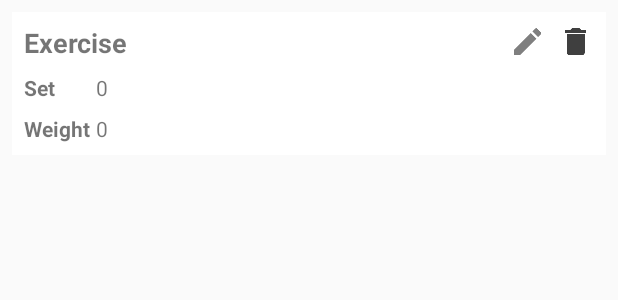
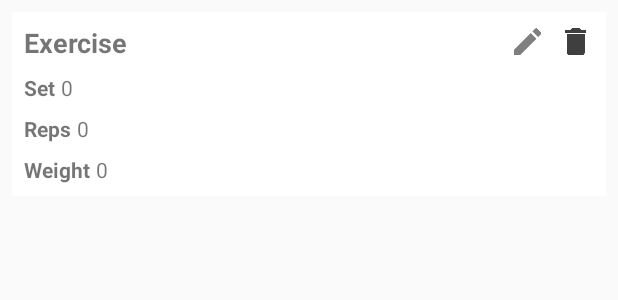
Before and after one commit to jhongpananon/fitness_tracker_app, an Android app: the layout exercise_item.xml on its own in the app's theme, with its tools: preview values and no code run, on a phone screen of 412 x 824 dp. Shown: the top 300 px of the screen. Run offline under Robolectric (Android 15) with nearby library versions, the phone set to English and light mode, and no system bars.

Commit message:
a bunch of fixes. it actually seems decent now. i might use this app for myself in the future...

```diff
--- a/NutritionTracker/app/src/main/java/com/jhongpananon/sqlite_project/Features/CreateAddress/Exercise.java
+++ b/NutritionTracker/app/src/main/java/com/jhongpananon/sqlite_project/Features/CreateAddress/Exercise.java
@@ -9,6 +9,7 @@ public class Exercise implements Serializable {
     private long date;
     private long set;
     private double weight;
+    private long reps;
 
     public Exercise(int id, String name, long registrationNumber, long date, long set, double weight) {
         this.id = id;
@@ -51,4 +52,5 @@ public class Exercise implements Serializable {
 
     public double getWeight() { return weight; }
     public void setWeight(long set) { this.weight = weight; }
+
 }
--- a/NutritionTracker/app/src/main/java/com/jhongpananon/sqlite_project/Features/CreateAddress/SessionCreateDialogFragment.java
+++ b/NutritionTracker/app/src/main/java/com/jhongpananon/sqlite_project/Features/CreateAddress/SessionCreateDialogFragment.java
@@ -93,6 +93,7 @@ public class SessionCreateDialogFragment extends DialogFragment {
                     if(nameString.equals(exerciseList.get(i).getName()) && (exerciseList.get(i).getDate() == date))
                     {
                         uniqueEntry = false;
+                        getDialog().dismiss();
                         Intent intent = new Intent(view.getContext(), ExerciseListActivity.class);
                         intent.putExtra("exercise_name", exerciseList.get(i).getName());
                         intent.putExtra("exercise_date", exerciseList.get(i).getDate());
--- a/NutritionTracker/app/src/main/java/com/jhongpananon/sqlite_project/Features/ShowAddressList/ExerciseListActivity.java
+++ b/NutritionTracker/app/src/main/java/com/jhongpananon/sqlite_project/Features/ShowAddressList/ExerciseListActivity.java
@@ -226,8 +226,8 @@ public class ExerciseListActivity extends AppCompatActivity implements ExerciseC
 
     @Override
     public void onExerciseCreated(Exercise exercise) {
-        exerciseList.add(exercise);
-        exerciseListRecyclerViewAdapter.notifyItemInserted(exerciseList.size());
+        filteredExerciseList.add(exercise);
+//        exerciseListRecyclerViewAdapter.notifyItemInserted(exerciseList.size());
         exerciseListRecyclerViewAdapter.notifyDataSetChanged();
         viewVisibility();
         Logger.d(exercise.getName());
--- a/NutritionTracker/app/src/main/java/com/jhongpananon/sqlite_project/Features/ShowAddressList/ExerciseListRecyclerViewAdapter.java
+++ b/NutritionTracker/app/src/main/java/com/jhongpananon/sqlite_project/Features/ShowAddressList/ExerciseListRecyclerViewAdapter.java
@@ -5,6 +5,7 @@ import android.content.DialogInterface;
 import android.content.Intent;
 import android.support.v7.app.AlertDialog;
 import android.support.v7.widget.RecyclerView;
+import android.util.Log;
 import android.view.LayoutInflater;
 import android.view.View;
 import android.view.ViewGroup;
@@ -50,6 +51,8 @@ public class ExerciseListRecyclerViewAdapter extends RecyclerView.Adapter<Exerci
 //        holder.registrationNumTextView.setText(String.valueOf(exercise.getRegistrationNumber()));
         holder.weightTextView.setText(String.valueOf(exercise.getWeight()));
         holder.setTextView.setText(String.valueOf(exercise.getSet()));
+        holder.repsTextView.setText((String.valueOf(exercise.getRegistrationNumber())));
+        Log.i("repsTextView", Long.toString(exercise.getRegistrationNumber()));
 
         holder.itemView.setOnClickListener(new View.OnClickListener() {
             @Override
@@ -94,7 +97,7 @@ public class ExerciseListRecyclerViewAdapter extends RecyclerView.Adapter<Exerci
                         notifyDataSetChanged();
                     }
                 });
-                addressUpdateDialogFragment.show(((SessionListActivity) context).getSupportFragmentManager(), Config.UPDATE_ADDRESS);
+                addressUpdateDialogFragment.show(((ExerciseListActivity) context).getSupportFragmentManager(), Config.UPDATE_ADDRESS);
             }
         });
     }
--- a/NutritionTracker/app/src/main/java/com/jhongpananon/sqlite_project/Features/ShowAddressList/ExerciseViewHolder.java
+++ b/NutritionTracker/app/src/main/java/com/jhongpananon/sqlite_project/Features/ShowAddressList/ExerciseViewHolder.java
@@ -11,7 +11,7 @@ public class ExerciseViewHolder extends RecyclerView.ViewHolder {
 
     TextView nameTextView;
     TextView weightTextView;
-    TextView registrationDate;
+    TextView repsTextView;
     TextView setTextView;
     ImageView crossButtonImageView;
     ImageView editButtonImageView;
@@ -22,7 +22,7 @@ public class ExerciseViewHolder extends RecyclerView.ViewHolder {
         nameTextView = itemView.findViewById(R.id.exerciseTextView);
         weightTextView = itemView.findViewById(R.id.weightTextView);
         setTextView = itemView.findViewById(R.id.setTextView);
-        registrationDate = itemView.findViewById(R.id.registrationDate);
+        repsTextView = itemView.findViewById(R.id.repsTextView);
         crossButtonImageView = itemView.findViewById(R.id.crossImageView);
         editButtonImageView = itemView.findViewById(R.id.editImageView);
     }
--- a/NutritionTracker/app/src/main/java/com/jhongpananon/sqlite_project/Features/ShowAddressList/SessionListActivity.java
+++ b/NutritionTracker/app/src/main/java/com/jhongpananon/sqlite_project/Features/ShowAddressList/SessionListActivity.java
@@ -65,7 +65,8 @@ public class SessionListActivity extends AppCompatActivity implements SessionCre
         Toolbar toolbar = (Toolbar) findViewById(R.id.toolbar);
         setSupportActionBar(toolbar);
         Logger.addLogAdapter(new AndroidLogAdapter());
-        this.setTitle("Workout".toUpperCase());
+
+        this.setTitle("Workout on " + Long.toString(date));
 
         addressListEmptyTextView = (TextView) findViewById(R.id.emptyAddressListTextView);
         recyclerView = (RecyclerView) findViewById(R.id.addressRecyclerView);
@@ -221,7 +222,7 @@ public class SessionListActivity extends AppCompatActivity implements SessionCre
 
     @Override
     public void onSessionCreated(Exercise exercise) {
-        exerciseList.add(exercise);
+        filteredExerciseList.add(exercise);
         sessionListRecyclerViewAdapter.notifyDataSetChanged();
         viewVisibility();
         Logger.d(exercise.getName());
--- a/NutritionTracker/app/src/main/java/com/jhongpananon/sqlite_project/Features/ShowAddressList/WorkoutListActivity.java
+++ b/NutritionTracker/app/src/main/java/com/jhongpananon/sqlite_project/Features/ShowAddressList/WorkoutListActivity.java
@@ -236,8 +236,9 @@ public class WorkoutListActivity extends AppCompatActivity implements WorkoutCre
 
     @Override
     public void onWorkoutCreated(Exercise exercise) {
-        exerciseList.add(exercise);
-        WorkoutListRecyclerViewAdapter.notifyDataSetChanged();
+        filteredExerciseList.add(exercise);
+        Collections.sort(filteredExerciseList, new displayGraph.CustomComparator());
+        WorkoutListRecyclerViewAdapter.updateList();
         viewVisibility();
         Logger.d(exercise.getName());
     }
--- a/NutritionTracker/app/src/main/java/com/jhongpananon/sqlite_project/Features/ShowAddressList/WorkoutListRecyclerViewAdapter.java
+++ b/NutritionTracker/app/src/main/java/com/jhongpananon/sqlite_project/Features/ShowAddressList/WorkoutListRecyclerViewAdapter.java
@@ -96,4 +96,9 @@ public class WorkoutListRecyclerViewAdapter extends RecyclerView.Adapter<Workout
     public int getItemCount() {
         return exerciseList.size();
     }
+
+    public void updateList()
+    {
+        this.notifyDataSetChanged();
+    }
 }
--- a/NutritionTracker/app/src/main/java/com/jhongpananon/sqlite_project/Features/UpdateAddressInfo/AddressUpdateDialogFragment.java
+++ b/NutritionTracker/app/src/main/java/com/jhongpananon/sqlite_project/Features/UpdateAddressInfo/AddressUpdateDialogFragment.java
@@ -27,6 +27,7 @@ public class AddressUpdateDialogFragment extends DialogFragment {
     private EditText registrationEditText;
     private EditText dateEditText;
     private EditText setEditText;
+    private EditText weightEditText;
     private Button updateButton;
     private Button cancelButton;
 
@@ -34,6 +35,7 @@ public class AddressUpdateDialogFragment extends DialogFragment {
     private long registrationNumber = -1;
     private long date = -1;
     private long set = -1;
+    private long weight = -1;
     private String phoneString = "";
     private String emailString = "";
 
@@ -71,6 +73,7 @@ public class AddressUpdateDialogFragment extends DialogFragment {
         dateEditText = view.findViewById(R.id.workoutDateEditText);
         updateButton = view.findViewById(R.id.updateAddressInfoButton);
         cancelButton = view.findViewById(R.id.cancelButton);
+        weightEditText = view.findViewById((R.id.weightEditText));
 
         String title = getArguments().getString(Config.TITLE);
         getDialog().setTitle(title);
@@ -81,6 +84,7 @@ public class AddressUpdateDialogFragment extends DialogFragment {
             nameEditText.setText(mExercise.getName());
             registrationEditText.setText(String.valueOf(mExercise.getRegistrationNumber()));
             dateEditText.setText(String.valueOf(mExercise.getDate()));
+            weightEditText.setText(String.valueOf(mExercise.getWeight()));
 
             updateButton.setOnClickListener(new View.OnClickListener() {
                 @Override
@@ -93,11 +97,13 @@ public class AddressUpdateDialogFragment extends DialogFragment {
                         registrationNumber = Integer.parseInt(registrationEditText.getText().toString());
                     }
                     date = Integer.parseInt(dateEditText.getText().toString());
+                    weight = Long.parseLong(weightEditText.getText().toString());
 
                     mExercise.setName(nameString);
                     mExercise.setRegistrationNumber(registrationNumber);
                     mExercise.setDate(date);
                     mExercise.setSet(-1);
+                    mExercise.setWeight(weight);
 
                     long id = databaseQueryClass.updateAddressInfo(mExercise);
 
--- a/NutritionTracker/app/src/main/res/layout/exercise_item.xml
+++ b/NutritionTracker/app/src/main/res/layout/exercise_item.xml
@@ -47,16 +47,39 @@
     android:layout_marginLeft="4dp"/>
 
     <TextView
+        android:id="@+id/repsTextView"
+        android:layout_width="wrap_content"
+        android:layout_height="wrap_content"
+        android:layout_marginLeft="4dp"
+        android:layout_marginTop="8dp"
+        android:visibility="visible"
+        app:layout_constraintLeft_toRightOf="@id/repsTitle"
+        app:layout_constraintTop_toBottomOf="@id/setTitle"
+        tools:text="0" />
+    <TextView
+        android:id="@+id/repsTitle"
+        android:layout_width="wrap_content"
+        android:layout_height="wrap_content"
+        android:layout_marginTop="8dp"
+        android:text="Reps"
+        android:textStyle="bold"
+        android:visibility="visible"
+        app:layout_constraintLeft_toLeftOf="parent"
+        app:layout_constraintTop_toBottomOf="@+id/setTitle"
+        tools:text="Reps" />
+    android:layout_marginStart="4dp"
+    android:layout_marginLeft="4dp"/>
+
+    <TextView
         android:id="@+id/setTextView"
         android:layout_width="wrap_content"
         android:layout_height="wrap_content"
         android:layout_marginLeft="4dp"
         android:layout_marginTop="8dp"
         android:visibility="visible"
-        app:layout_constraintLeft_toRightOf="@id/weightTitle"
+        app:layout_constraintLeft_toRightOf="@id/setTitle"
         app:layout_constraintTop_toBottomOf="@id/exerciseTextView"
         tools:text="0" />
-
     <TextView
         android:id="@+id/weightTitle"
         android:layout_width="wrap_content"
@@ -66,7 +89,7 @@
         android:textStyle="bold"
         android:visibility="visible"
         app:layout_constraintLeft_toLeftOf="parent"
-        app:layout_constraintTop_toBottomOf="@+id/setTitle"
+        app:layout_constraintTop_toBottomOf="@+id/repsTitle"
         tools:text="Weight" />
         android:layout_marginStart="4dp"
         android:layout_marginLeft="4dp"/>
@@ -79,7 +102,7 @@
         android:layout_marginTop="8dp"
         android:visibility="visible"
         app:layout_constraintLeft_toRightOf="@id/weightTitle"
-        app:layout_constraintTop_toBottomOf="@id/setTitle"
+        app:layout_constraintTop_toBottomOf="@id/repsTitle"
         tools:text="0" />
 
     <ImageView
```
Also changed, not shown: NutritionTracker/app/src/main/java/com/jhongpananon/sqlite_project/Database/DatabaseQueryClass.java (+128 -0 lines), NutritionTracker/app/src/main/java/com/jhongpananon/sqlite_project/Features/CreateAddress/WorkoutCreateDialogFragment.java (+9 -5 lines), NutritionTracker/app/src/main/java/com/jhongpananon/sqlite_project/displayGraph.java (+21 -31 lines), NutritionTracker/app/src/main/res/layout/activity_display_graph.xml (+0 -8 lines), NutritionTracker/app/src/main/res/layout/fragment_address_update_dialog.xml (+12 -2 lines).
